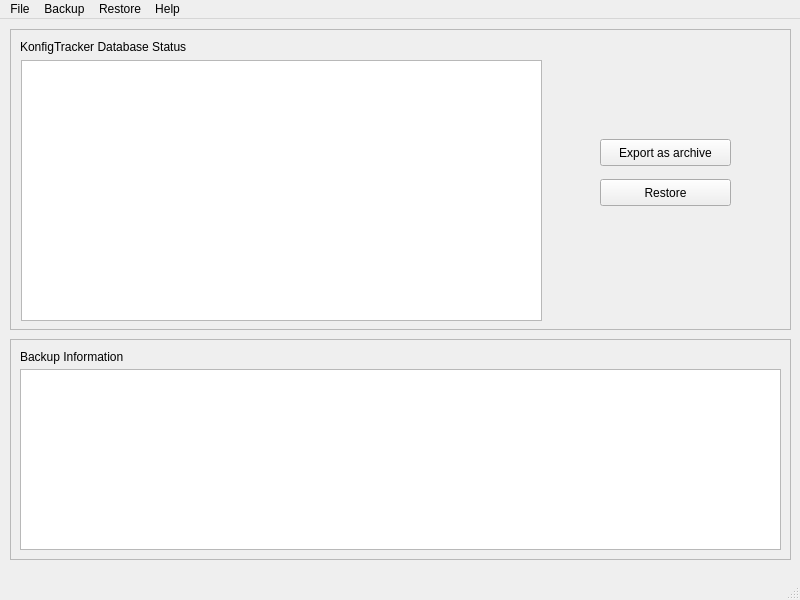
pars-linux/uludag, file playground/gsoc/konfig-tracker/src/konfigtracker/gui/main.ui: the form before one commit.
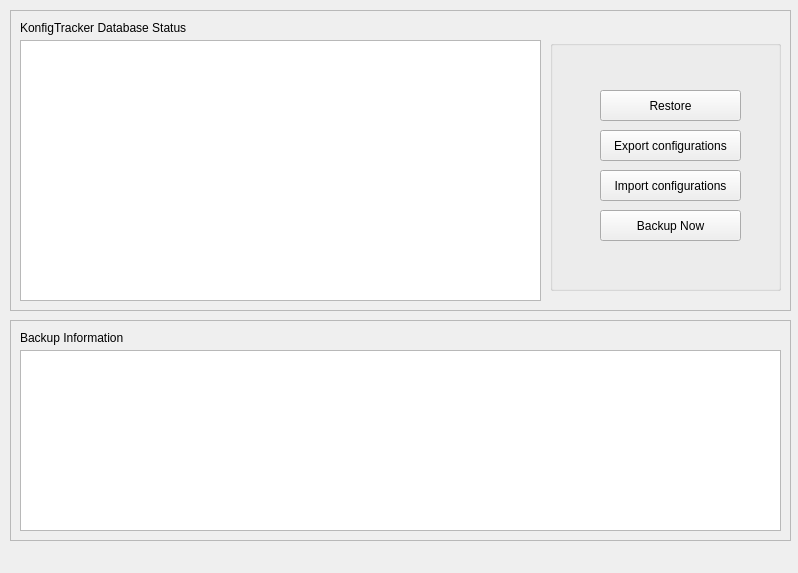
The form after the commit. Custom widgets are drawn as their Qt base class.

```diff
--- a/playground/gsoc/konfig-tracker/src/konfigtracker/gui/main.ui
+++ b/playground/gsoc/konfig-tracker/src/konfigtracker/gui/main.ui
@@ -9,8 +9,8 @@
    <rect>
     <x>0</x>
     <y>0</y>
-    <width>800</width>
-    <height>600</height>
+    <width>798</width>
+    <height>573</height>
    </rect>
   </property>
   <property name="windowTitle">
@@ -48,38 +48,74 @@
     <widget class="QListWidget" name="backupList">
      <property name="geometry">
       <rect>
-       <x>11</x>
-       <y>31</y>
+       <x>10</x>
+       <y>30</y>
        <width>521</width>
        <height>261</height>
       </rect>
      </property>
     </widget>
-    <widget class="QPushButton" name="archiveButton">
+    <widget class="KButtonGroup" name="kbuttongroup">
      <property name="geometry">
       <rect>
-       <x>590</x>
-       <y>110</y>
-       <width>131</width>
-       <height>27</height>
+       <x>540</x>
+       <y>30</y>
+       <width>231</width>
+       <height>251</height>
       </rect>
      </property>
-     <property name="text">
-      <string>Export as archive</string>
-     </property>
-    </widget>
-    <widget class="QPushButton" name="restoreButton">
-     <property name="geometry">
-      <rect>
-       <x>590</x>
-       <y>150</y>
-       <width>131</width>
-       <height>27</height>
-      </rect>
-     </property>
-     <property name="text">
-      <string>Restore</string>
-     </property>
+     <widget class="KPushButton" name="archiveButton">
+      <property name="geometry">
+       <rect>
+        <x>50</x>
+        <y>90</y>
+        <width>141</width>
+        <height>31</height>
+       </rect>
+      </property>
+      <property name="text">
+       <string>Export configurations</string>
+      </property>
+     </widget>
+     <widget class="KPushButton" name="restoreButton">
+      <property name="geometry">
+       <rect>
+        <x>50</x>
+        <y>50</y>
+        <width>141</width>
+        <height>31</height>
+       </rect>
+      </property>
+      <property name="text">
+       <string>Restore</string>
+      </property>
+     </widget>
+     <widget class="KPushButton" name="importButton">
+      <property name="geometry">
+       <rect>
+        <x>50</x>
+        <y>130</y>
+        <width>141</width>
+        <height>31</height>
+       </rect>
+      </property>
+      <property name="text">
+       <string>Import configurations</string>
+      </property>
+     </widget>
+     <widget class="KPushButton" name="backupNow">
+      <property name="geometry">
+       <rect>
+        <x>50</x>
+        <y>170</y>
+        <width>141</width>
+        <height>31</height>
+       </rect>
+      </property>
+      <property name="text">
+       <string>Backup Now</string>
+      </property>
+     </widget>
     </widget>
    </widget>
    <widget class="QFrame" name="frame_2">
@@ -110,25 +146,16 @@
       <string>Backup Information</string>
      </property>
     </widget>
-   </widget>
-   <widget class="QTextBrowser" name="backupLog">
-    <property name="geometry">
-     <rect>
-      <x>20</x>
-      <y>350</y>
-      <width>761</width>
-      <height>181</height>
-     </rect>
-    </property>
-    <property name="toolTip">
-     <string>View backup details</string>
-    </property>
-    <property name="horizontalScrollBarPolicy">
-     <enum>Qt::ScrollBarAlwaysOff</enum>
-    </property>
-    <property name="autoFormatting">
-     <set>QTextEdit::AutoNone</set>
-    </property>
+    <widget class="KTextBrowser" name="backupLog">
+     <property name="geometry">
+      <rect>
+       <x>10</x>
+       <y>30</y>
+       <width>761</width>
+       <height>181</height>
+      </rect>
+     </property>
+    </widget>
    </widget>
    <widget class="QWidget" name="layoutWidget">
     <property name="geometry">
@@ -166,51 +193,6 @@
     </property>
    </widget>
   </widget>
-  <widget class="QMenuBar" name="menubar">
-   <property name="geometry">
-    <rect>
-     <x>0</x>
-     <y>0</y>
-     <width>800</width>
-     <height>26</height>
-    </rect>
-   </property>
-   <widget class="QMenu" name="menuFile">
-    <property name="title">
-     <string>File</string>
-    </property>
-    <addaction name="separator"/>
-    <addaction name="separator"/>
-    <addaction name="actionExit"/>
-   </widget>
-   <widget class="QMenu" name="menuOptions">
-    <property name="title">
-     <string>Backup</string>
-    </property>
-    <addaction name="actionTag_Selected_Backup"/>
-    <addaction name="actionArchive_Selected_Backup"/>
-   </widget>
-   <widget class="QMenu" name="menuRestore">
-    <property name="title">
-     <string>Restore</string>
-    </property>
-    <addaction name="actionRestore_Selected_Backup"/>
-    <addaction name="actionInitialize"/>
-   </widget>
-   <widget class="QMenu" name="menuHelp">
-    <property name="title">
-     <string>Help</string>
-    </property>
-    <addaction name="actionAbout_Qt"/>
-    <addaction name="actionAbout_KDE"/>
-    <addaction name="actionAbout"/>
-   </widget>
-   <addaction name="menuFile"/>
-   <addaction name="menuOptions"/>
-   <addaction name="menuRestore"/>
-   <addaction name="menuHelp"/>
-  </widget>
-  <widget class="QStatusBar" name="statusbar"/>
   <action name="actionExit">
    <property name="text">
     <string>Exit</string>
@@ -257,6 +239,29 @@
    </property>
   </action>
  </widget>
+ <customwidgets>
+  <customwidget>
+   <class>KListWidget</class>
+   <extends>QListWidget</extends>
+   <header>klistwidget.h</header>
+  </customwidget>
+  <customwidget>
+   <class>KButtonGroup</class>
+   <extends>QGroupBox</extends>
+   <header>kbuttongroup.h</header>
+   <container>1</container>
+  </customwidget>
+  <customwidget>
+   <class>KPushButton</class>
+   <extends>QPushButton</extends>
+   <header>kpushbutton.h</header>
+  </customwidget>
+  <customwidget>
+   <class>KTextBrowser</class>
+   <extends>QTextBrowser</extends>
+   <header>ktextbrowser.h</header>
+  </customwidget>
+ </customwidgets>
  <resources/>
  <connections/>
 </ui>
```
Left out of the diff: 2 changed lines with no effect on the pictures.
